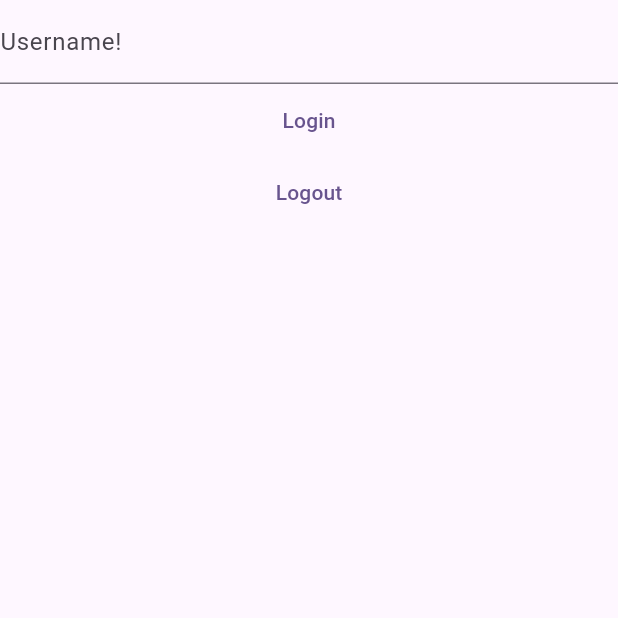
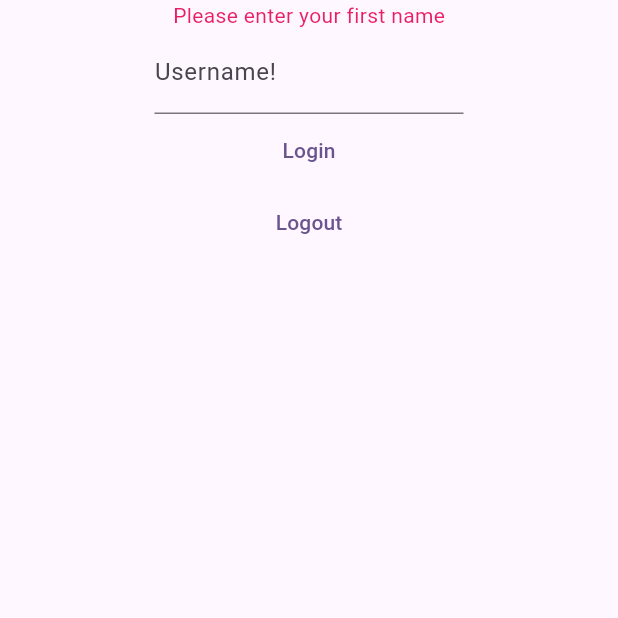
Before and after one commit to SomnusVeritas/MaggsVictoryVoyage, a Flutter app: the screen it shows after launch, on a phone screen of 412 x 824 dp, the top half of it. Run offline on Flutter 3.47's test engine with Material 2 defaults, Android fonts, the light colour scheme and no system bars; our stand-ins replace shared_preferences.

Commit message:
Farbe + width

```diff
--- a/lib/pages/login_page.dart
+++ b/lib/pages/login_page.dart
@@ -7,11 +7,18 @@ class LoginPage extends StatelessWidget {
 
   @override
   Widget build(BuildContext context) {
+    final width = MediaQuery.of(context).size.width;
     TextEditingController username = TextEditingController();
     return Scaffold(
       body: Center(
+        child: SizedBox(
+          width: width / 2,
           child: Column(
             children: [
+              const Text('Please enter your first name',
+                  style: TextStyle(
+                    color: Colors.pink,
+                  )),
               TextField(
                 controller: username,
                 decoration: const InputDecoration(
@@ -29,6 +36,7 @@ class LoginPage extends StatelessWidget {
             ],
           ),
         ),
+      ),
     );
   }
 }
```
Lines whose indentation alone changed are shown as unchanged.
